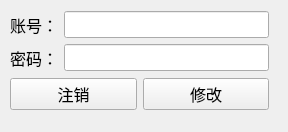
Canstie/ApartmentManage, file information.ui: the form before one commit.
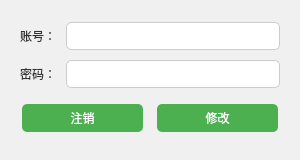
The form after the commit.

The edit to the form file:
```diff
--- a/information.ui
+++ b/information.ui
@@ -6,8 +6,8 @@
    <rect>
     <x>0</x>
     <y>0</y>
-    <width>288</width>
-    <height>132</height>
+    <width>300</width>
+    <height>160</height>
    </rect>
   </property>
   <property name="font">
@@ -16,7 +16,39 @@
    </font>
   </property>
   <property name="windowTitle">
-   <string>MainWindow</string>
+   <string>个人信息</string>
+  </property>
+  <property name="styleSheet">
+   <string notr="true">
+    QMainWindow {
+        background-color: #f0f0f0;
+    }
+    QPushButton {
+        background-color: #4CAF50;
+        color: white;
+        border: none;
+        padding: 5px 10px;
+        text-align: center;
+        text-decoration: none;
+        font-size: 12px;
+        margin: 4px 2px;
+        cursor: pointer;
+        border-radius: 5px;
+    }
+    QPushButton:hover {
+        background-color: #45a049;
+    }
+    QLabel {
+        color: #333333;
+        font-size: 12px;
+    }
+    QLineEdit {
+        border: 1px solid #ccc;
+        padding: 5px;
+        border-radius: 5px;
+        font-size: 12px;
+    }
+   </string>
   </property>
   <widget class="QWidget" name="centralwidget">
    <widget class="QWidget" name="layoutWidget">
@@ -24,11 +56,17 @@
      <rect>
       <x>10</x>
       <y>10</y>
-      <width>259</width>
-      <height>103</height>
+      <width>280</width>
+      <height>140</height>
      </rect>
     </property>
     <layout class="QGridLayout" name="gridLayout_3">
+     <property name="spacing">
+      <number>10</number>
+     </property>
+     <property name="margin">
+      <number>10</number>
+     </property>
      <item row="1" column="0">
       <layout class="QGridLayout" name="gridLayout_2">
        <item row="0" column="1">
```
